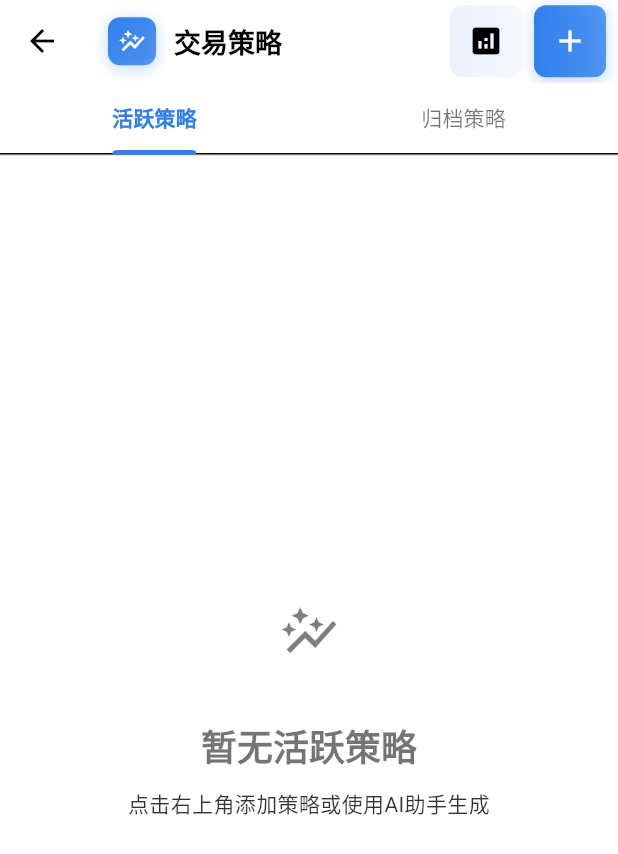
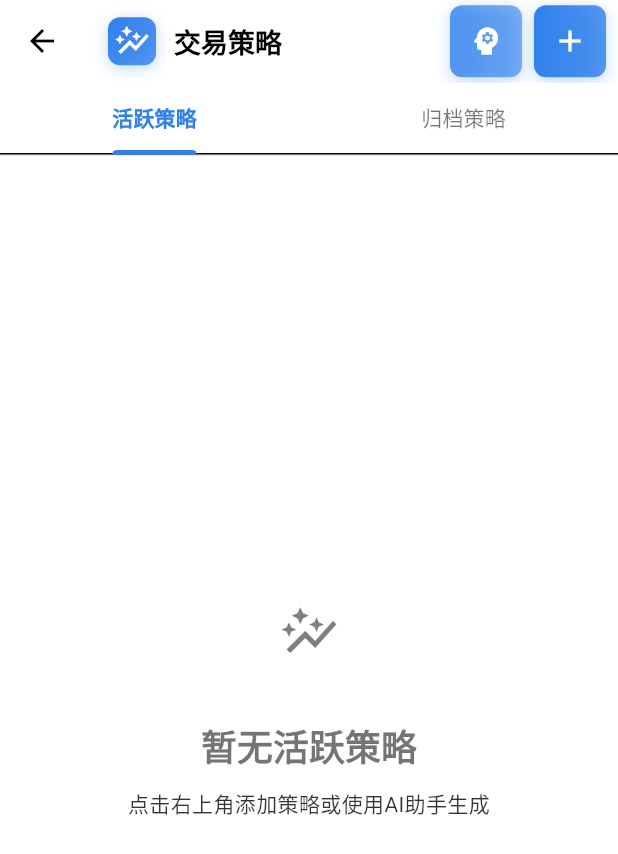
Before and after one commit to halower/stock_project, a Flutter app: the StrategyScreen screen opened directly, on a phone screen of 412 x 824 dp. Shown: the top 854 px of the screen. Run offline on Flutter 3.47's test engine with Material 3 defaults, Android fonts, the phone set to English and light mode, and no system bars; our stand-ins replace device_info_plus, fl_chart, flutter_markdown, google_fonts, shared_preferences, sqflite and 2 more; missing offline and left inert: mailer, markdown, webview_flutter_android, webview_flutter_wkwebview; accounts and stored records are empty; network calls fail.

Commit message:
优化策略页面顶部图标：统一大小24px，调整AI策略助手按钮背景色提升可见度

```diff
--- a/stock_app_client/lib/screens/strategy_screen.dart
+++ b/stock_app_client/lib/screens/strategy_screen.dart
@@ -82,7 +82,7 @@ class _StrategyScreenState extends State<StrategyScreen> with SingleTickerProvid
               ),
               child: const Icon(
                 Icons.auto_graph,
-                size: 18,
+                size: 24,
                 color: Colors.white,
               ),
             ),
@@ -136,14 +136,21 @@ class _StrategyScreenState extends State<StrategyScreen> with SingleTickerProvid
             decoration: BoxDecoration(
               gradient: LinearGradient(
                 colors: [
-                  theme.colorScheme.primary.withOpacity(0.1),
-                  theme.colorScheme.primary.withOpacity(0.05),
+                  theme.colorScheme.primary.withOpacity(0.8),
+                  theme.colorScheme.primary.withOpacity(0.6),
                 ],
               ),
               borderRadius: BorderRadius.circular(8),
+              boxShadow: [
+                BoxShadow(
+                  color: theme.colorScheme.primary.withOpacity(0.3),
+                  blurRadius: 8,
+                  offset: const Offset(0, 2),
+                ),
+              ],
             ),
             child: IconButton(
-              icon: const Icon(Icons.analytics),
+              icon: const Icon(Icons.psychology, size: 24, color: Colors.white),
               tooltip: 'AI策略助手',
               onPressed: _openStrategyAssistant,
             ),
@@ -167,7 +174,7 @@ class _StrategyScreenState extends State<StrategyScreen> with SingleTickerProvid
               ],
             ),
             child: IconButton(
-              icon: const Icon(Icons.add, color: Colors.white),
+              icon: const Icon(Icons.add, size: 24, color: Colors.white),
               tooltip: '添加策略',
               onPressed: () {
                 Navigator.push(
```
